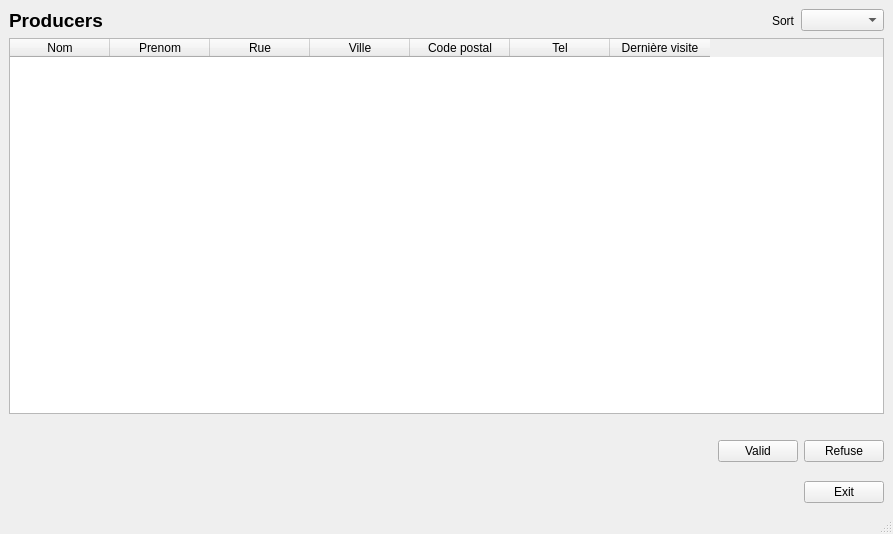
First picture: the form in appliDesktop/mainwindow2.ui, repository ApacheThank/newWorld, before the edit.
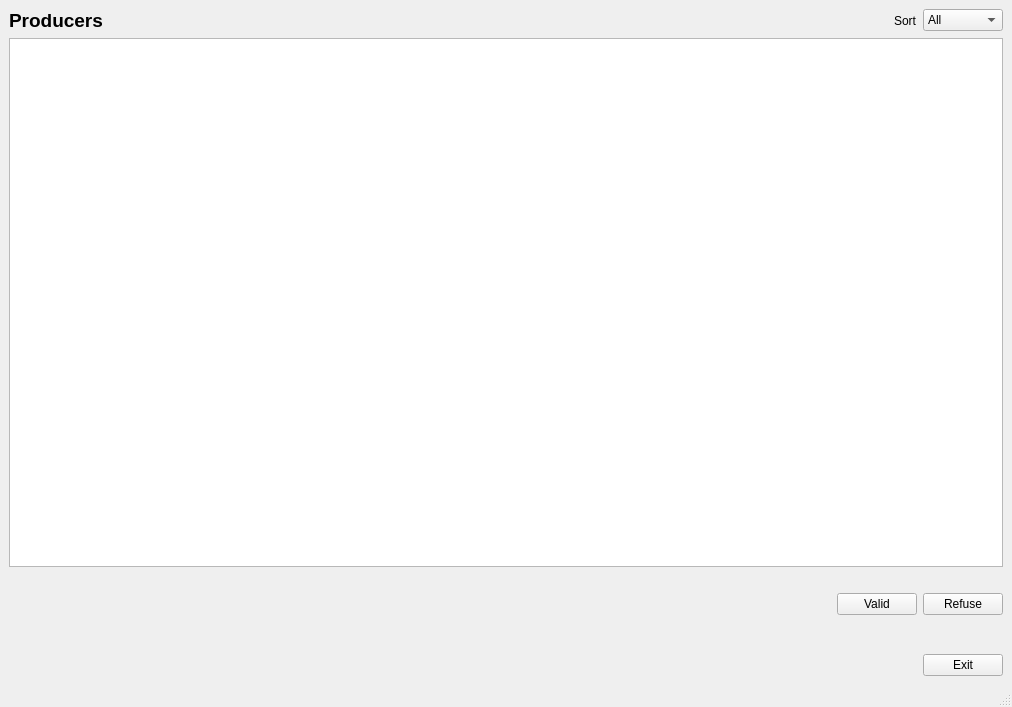
Second picture: the form after the edit.

```diff
--- a/appliDesktop/mainwindow2.ui
+++ b/appliDesktop/mainwindow2.ui
@@ -6,8 +6,8 @@
    <rect>
     <x>0</x>
     <y>0</y>
-    <width>893</width>
-    <height>534</height>
+    <width>1012</width>
+    <height>707</height>
    </rect>
   </property>
   <property name="windowTitle">
@@ -58,20 +58,20 @@
              </widget>
             </item>
             <item>
-             <widget class="QComboBox" name="comboBox_2">
+             <widget class="QComboBox" name="comboBoxSort">
               <item>
                <property name="text">
-                <string/>
+                <string>All</string>
                </property>
               </item>
               <item>
                <property name="text">
-                <string>To control</string>
+                <string>Accepted</string>
                </property>
               </item>
               <item>
                <property name="text">
-                <string>To valid</string>
+                <string>Waiting</string>
                </property>
               </item>
              </widget>
@@ -79,43 +79,7 @@
            </layout>
           </item>
           <item>
-           <widget class="QTableWidget" name="tableWidgetListProducers">
-            <column>
-             <property name="text">
-              <string>Nom</string>
-             </property>
-            </column>
-            <column>
-             <property name="text">
-              <string>Prenom</string>
-             </property>
-            </column>
-            <column>
-             <property name="text">
-              <string>Rue</string>
-             </property>
-            </column>
-            <column>
-             <property name="text">
-              <string>Ville</string>
-             </property>
-            </column>
-            <column>
-             <property name="text">
-              <string>Code postal</string>
-             </property>
-            </column>
-            <column>
-             <property name="text">
-              <string>Tel</string>
-             </property>
-            </column>
-            <column>
-             <property name="text">
-              <string>Dernière visite</string>
-             </property>
-            </column>
-           </widget>
+           <widget class="QTableWidget" name="tableWidgetListProducers"/>
           </item>
           <item>
            <spacer name="horizontalSpacer_5">
@@ -165,6 +129,13 @@
             </item>
            </layout>
           </item>
+          <item>
+           <widget class="QLabel" name="labelActionMessage">
+            <property name="text">
+             <string/>
+            </property>
+           </widget>
+          </item>
           <item>
            <spacer name="horizontalSpacer_3">
             <property name="orientation">
@@ -218,7 +189,7 @@
     <rect>
      <x>0</x>
      <y>0</y>
-     <width>893</width>
+     <width>1012</width>
      <height>27</height>
     </rect>
    </property>
```
